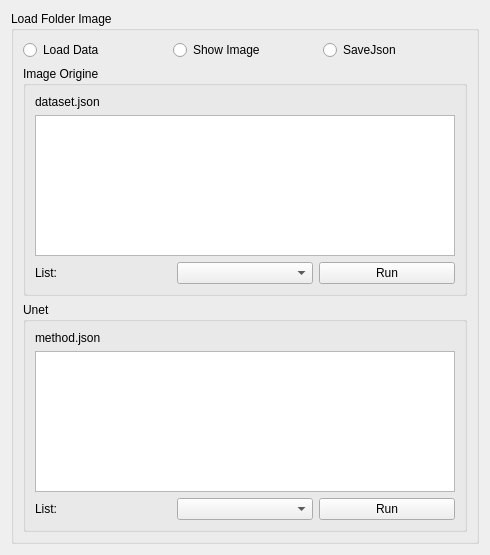
Above: ShaderEditor/LoadFolderWidget.ui from yhunahrin/Radium-Apps before the change. Below: the same form after it.
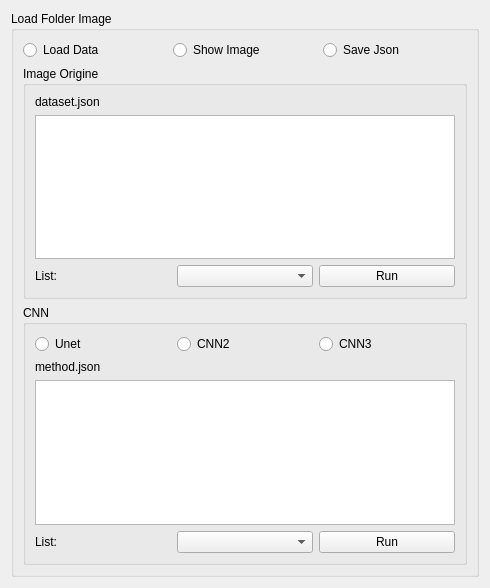
That is the form after the change.

Patch:
```diff
--- a/ShaderEditor/LoadFolderWidget.ui
+++ b/ShaderEditor/LoadFolderWidget.ui
@@ -10,7 +10,7 @@
     <x>0</x>
     <y>0</y>
     <width>490</width>
-    <height>555</height>
+    <height>588</height>
    </rect>
   </property>
   <property name="windowTitle">
@@ -23,27 +23,6 @@
       <string>Load Folder Image</string>
      </property>
      <layout class="QGridLayout" name="gridLayout">
-      <item row="0" column="0">
-       <widget class="QRadioButton" name="buttonLoad">
-        <property name="text">
-         <string>Load Data</string>
-        </property>
-       </widget>
-      </item>
-      <item row="0" column="1">
-       <widget class="QRadioButton" name="buttonShow">
-        <property name="text">
-         <string>Show Image</string>
-        </property>
-       </widget>
-      </item>
-      <item row="0" column="2">
-       <widget class="QRadioButton" name="buttonJson">
-        <property name="text">
-         <string>SaveJson</string>
-        </property>
-       </widget>
-      </item>
       <item row="3" column="0" colspan="3">
        <widget class="QGroupBox" name="imageOrgine">
         <property name="title">
@@ -87,39 +66,81 @@
         </layout>
        </widget>
       </item>
+      <item row="0" column="0">
+       <widget class="QRadioButton" name="buttonLoad">
+        <property name="text">
+         <string>Load Data</string>
+        </property>
+       </widget>
+      </item>
+      <item row="0" column="2">
+       <widget class="QRadioButton" name="buttonJson">
+        <property name="text">
+         <string>Save Json</string>
+        </property>
+       </widget>
+      </item>
+      <item row="0" column="1">
+       <widget class="QRadioButton" name="buttonShow">
+        <property name="text">
+         <string>Show Image</string>
+        </property>
+       </widget>
+      </item>
       <item row="4" column="0" colspan="3">
        <widget class="QGroupBox" name="loadUnet">
         <property name="title">
-         <string>Unet</string>
+         <string>CNN</string>
         </property>
         <layout class="QGridLayout" name="gridLayout_3">
-         <item row="0" column="0" colspan="2">
+         <item row="1" column="0" colspan="2">
           <widget class="QLabel" name="labelMethod">
            <property name="text">
             <string>method.json</string>
            </property>
           </widget>
          </item>
-         <item row="2" column="0">
+         <item row="3" column="0">
           <widget class="QLabel" name="listImageUnet">
            <property name="text">
             <string>List: </string>
            </property>
           </widget>
          </item>
-         <item row="2" column="1">
+         <item row="3" column="1">
           <widget class="QComboBox" name="boxImageUnet"/>
          </item>
-         <item row="2" column="2">
-          <widget class="QPushButton" name="buttonRunUnet">
-           <property name="text">
-            <string>Run</string>
-           </property>
-          </widget>
-         </item>
-         <item row="1" column="0" colspan="3">
+         <item row="2" column="0" colspan="3">
           <widget class="QTextEdit" name="textMethodeJson"/>
          </item>
+         <item row="3" column="2">
+          <widget class="QPushButton" name="buttonRunUnet">
+           <property name="text">
+            <string>Run</string>
+           </property>
+          </widget>
+         </item>
+         <item row="0" column="0">
+          <widget class="QRadioButton" name="checkUnet">
+           <property name="text">
+            <string>Unet</string>
+           </property>
+          </widget>
+         </item>
+         <item row="0" column="1">
+          <widget class="QRadioButton" name="checkCNN2">
+           <property name="text">
+            <string>CNN2</string>
+           </property>
+          </widget>
+         </item>
+         <item row="0" column="2">
+          <widget class="QRadioButton" name="checkCNN3">
+           <property name="text">
+            <string>CNN3</string>
+           </property>
+          </widget>
+         </item>
         </layout>
        </widget>
       </item>
```
Left out of the diff: 20 changed lines with no effect on the pictures.
